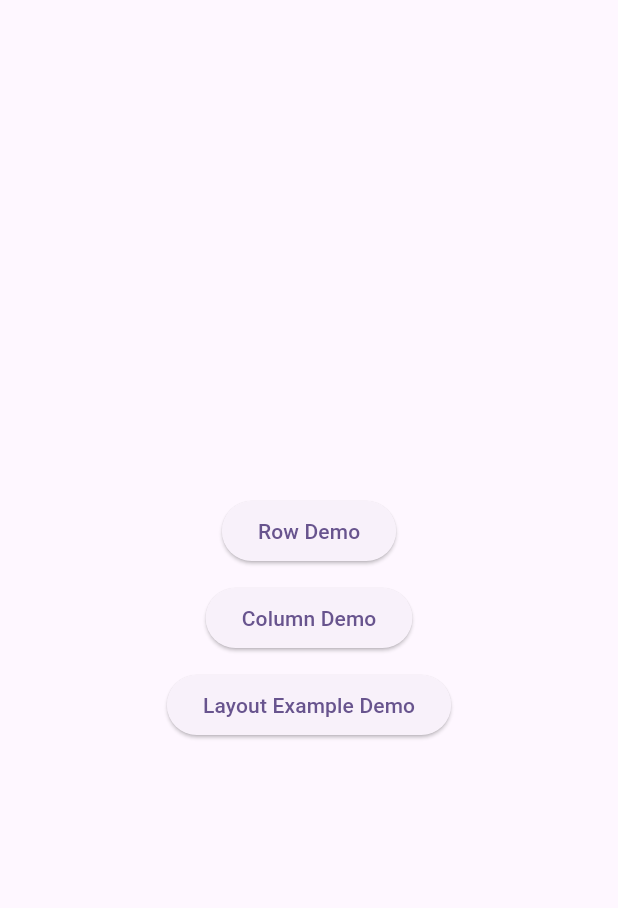
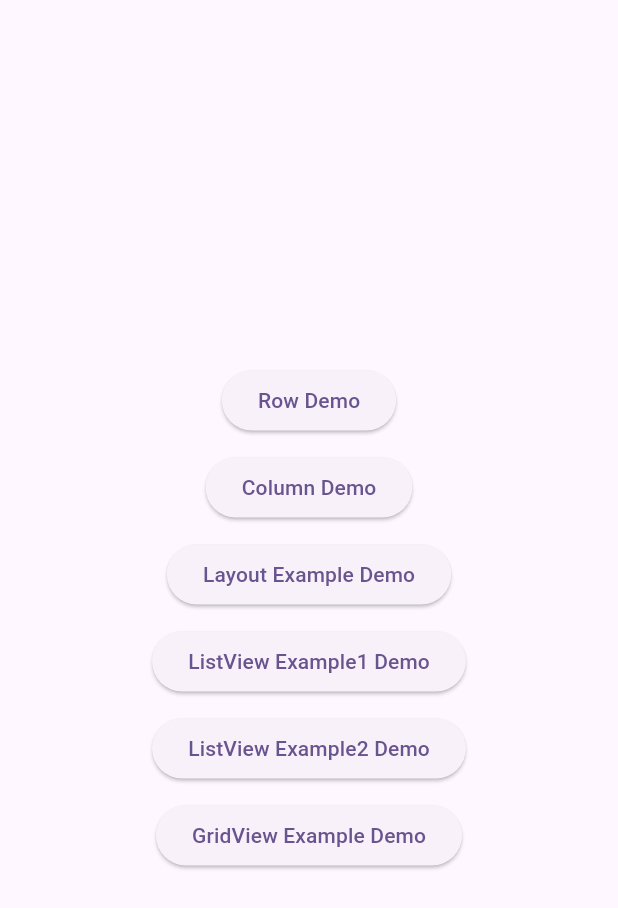
Before and after one commit to LeeMH/flutter-example, a Flutter app: the screen it shows after launch, on a phone screen of 412 x 824 dp. Shown: the top 908 px of the screen. Run offline on Flutter 3.47's test engine with Material 3 defaults, Android fonts, the light colour scheme and no system bars.

Commit message:
add listview, gridview example

```diff
--- a/layout/lib/main.dart
+++ b/layout/lib/main.dart
@@ -2,7 +2,10 @@ import 'package:flutter/material.dart';
 import 'package:layout/screens/column_demo.dart';
 import 'package:layout/screens/main_screen.dart';
 import 'package:layout/screens/sub/column_align_demo.dart';
+import 'package:layout/screens/sub/gridview_example_demo.dart';
 import 'package:layout/screens/sub/layout_example_demo.dart';
+import 'package:layout/screens/sub/listview_example1_demo.dart';
+import 'package:layout/screens/sub/listview_example2_demo.dart';
 import 'package:layout/screens/sub/row_align_demo.dart';
 import 'package:layout/screens/row_demo.dart';
 
@@ -26,6 +29,10 @@ class MyApp extends StatelessWidget {
         '/Column': (context) => const ColumnDemo(),
         '/Column/align': (context) => const ColumnAlignDemo(),
         '/Layout/example': (context) => const LayoutExampleDemo(),
+        '/ListView/example1': (context) => const ListViewExample1Demo(),
+        '/ListView/example2': (context) => const ListViewExample2Demo(),
+        '/GridView/example': (context) => GridViewDemo(
+            items: List<String>.generate(10000, (index) => "item no = $index")),
       },
       theme: ThemeData(
         colorScheme: ColorScheme.fromSeed(
--- a/layout/lib/screens/main_screen.dart
+++ b/layout/lib/screens/main_screen.dart
@@ -34,6 +34,30 @@ class MainScreen extends StatelessWidget {
               },
               child: const Text('Layout Example Demo'),
             ),
+            //--------------------------------------------
+            const SizedBox(height: 10),
+            ElevatedButton(
+              onPressed: () {
+                Navigator.pushNamed(context, '/ListView/example1');
+              },
+              child: const Text('ListView Example1 Demo'),
+            ),
+            //--------------------------------------------
+            const SizedBox(height: 10),
+            ElevatedButton(
+              onPressed: () {
+                Navigator.pushNamed(context, '/ListView/example2');
+              },
+              child: const Text('ListView Example2 Demo'),
+            ),
+            //--------------------------------------------
+            const SizedBox(height: 10),
+            ElevatedButton(
+              onPressed: () {
+                Navigator.pushNamed(context, '/GridView/example');
+              },
+              child: const Text('GridView Example Demo'),
+            ),
           ],
         ),
       ),
```
Also changed, not shown: layout/lib/screens/sub/gridview_example_demo.dart (added, +29 -0 lines), layout/lib/screens/sub/listview_example1_demo.dart (added, +30 -0 lines), layout/lib/screens/sub/listview_example2_demo.dart (added, +35 -0 lines).
